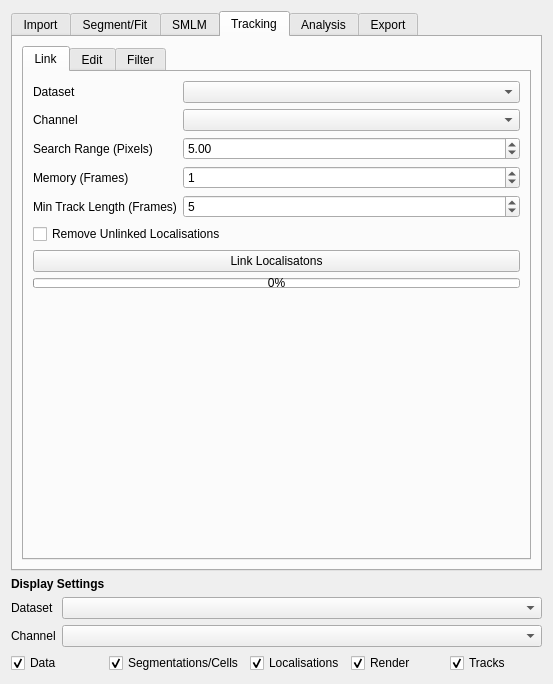
Before: the Qt Designer form src/moltrack/GUI/widget_ui.ui in piedrro/napari-moltrack, drawn with Qt 5.
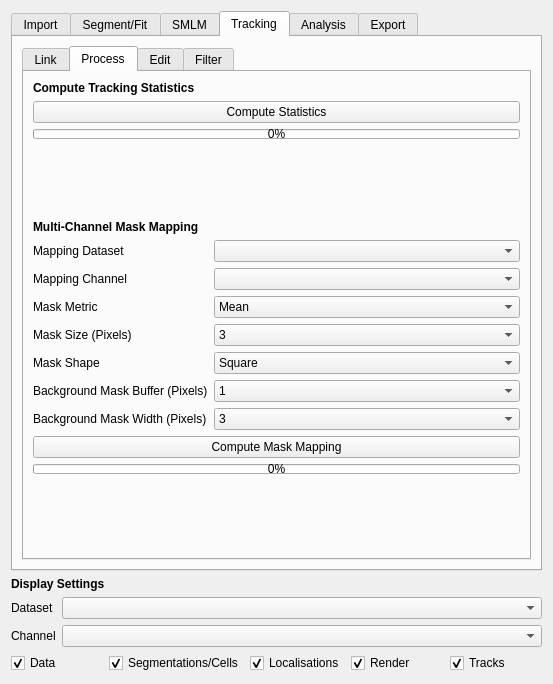
After: the same form once the commit is applied. The open tabs and pages were chosen to show the change.

Commit message: added trackmap skeletal code

The edit to the form file:
```diff
--- a/src/moltrack/GUI/widget_ui.ui
+++ b/src/moltrack/GUI/widget_ui.ui
@@ -2396,6 +2396,318 @@
            </item>
           </layout>
          </widget>
+         <widget class="QWidget" name="tab_17">
+          <attribute name="title">
+           <string>Process</string>
+          </attribute>
+          <layout class="QVBoxLayout" name="verticalLayout_17">
+           <item>
+            <widget class="QLabel" name="label_55">
+             <property name="font">
+              <font>
+               <weight>75</weight>
+               <bold>true</bold>
+              </font>
+             </property>
+             <property name="text">
+              <string>Compute Tracking Statistics</string>
+             </property>
+            </widget>
+           </item>
+           <item>
+            <widget class="QPushButton" name="compute_track_stats">
+             <property name="text">
+              <string>Compute Statistics</string>
+             </property>
+            </widget>
+           </item>
+           <item>
+            <widget class="QProgressBar" name="track_stats_progressbar">
+             <property name="maximumSize">
+              <size>
+               <width>16777215</width>
+               <height>10</height>
+              </size>
+             </property>
+             <property name="value">
+              <number>0</number>
+             </property>
+            </widget>
+           </item>
+           <item>
+            <spacer name="verticalSpacer_17">
+             <property name="orientation">
+              <enum>Qt::Vertical</enum>
+             </property>
+             <property name="sizeHint" stdset="0">
+              <size>
+               <width>20</width>
+               <height>40</height>
+              </size>
+             </property>
+            </spacer>
+           </item>
+           <item>
+            <widget class="QLabel" name="label_56">
+             <property name="font">
+              <font>
+               <weight>75</weight>
+               <bold>true</bold>
+              </font>
+             </property>
+             <property name="text">
+              <string>Multi-Channel Mask Mapping</string>
+             </property>
+            </widget>
+           </item>
+           <item>
+            <layout class="QFormLayout" name="formLayout_10">
+             <item row="0" column="0">
+              <widget class="QLabel" name="label_59">
+               <property name="text">
+                <string>Mapping Dataset</string>
+               </property>
+              </widget>
+             </item>
+             <item row="0" column="1">
+              <widget class="QComboBox" name="trackmap_dataset"/>
+             </item>
+             <item row="1" column="0">
+              <widget class="QLabel" name="label_57">
+               <property name="text">
+                <string>Mapping Channel</string>
+               </property>
+              </widget>
+             </item>
+             <item row="1" column="1">
+              <widget class="QComboBox" name="trackmap_channel"/>
+             </item>
+             <item row="3" column="0">
+              <widget class="QLabel" name="label_58">
+               <property name="text">
+                <string>Mask Size (Pixels)</string>
+               </property>
+              </widget>
+             </item>
+             <item row="3" column="1">
+              <widget class="QComboBox" name="trackmap_spot_size">
+               <property name="currentIndex">
+                <number>0</number>
+               </property>
+               <item>
+                <property name="text">
+                 <string>3</string>
+                </property>
+               </item>
+               <item>
+                <property name="text">
+                 <string>4</string>
+                </property>
+               </item>
+               <item>
+                <property name="text">
+                 <string>5</string>
+                </property>
+               </item>
+               <item>
+                <property name="text">
+                 <string>6</string>
+                </property>
+               </item>
+               <item>
+                <property name="text">
+                 <string>7</string>
+                </property>
+               </item>
+               <item>
+                <property name="text">
+                 <string>8</string>
+                </property>
+               </item>
+               <item>
+                <property name="text">
+                 <string>9</string>
+                </property>
+               </item>
+               <item>
+                <property name="text">
+                 <string>10</string>
+                </property>
+               </item>
+              </widget>
+             </item>
+             <item row="4" column="0">
+              <widget class="QLabel" name="label_60">
+               <property name="text">
+                <string>Mask Shape</string>
+               </property>
+              </widget>
+             </item>
+             <item row="4" column="1">
+              <widget class="QComboBox" name="trackmap_spot_shape">
+               <item>
+                <property name="text">
+                 <string>Square</string>
+                </property>
+               </item>
+               <item>
+                <property name="text">
+                 <string>Circle</string>
+                </property>
+               </item>
+              </widget>
+             </item>
+             <item row="5" column="0">
+              <widget class="QLabel" name="label_61">
+               <property name="text">
+                <string>Background Mask Buffer (Pixels)</string>
+               </property>
+              </widget>
+             </item>
+             <item row="5" column="1">
+              <widget class="QComboBox" name="trackmap_background_buffer">
+               <property name="currentIndex">
+                <number>1</number>
+               </property>
+               <item>
+                <property name="text">
+                 <string>0</string>
+                </property>
+               </item>
+               <item>
+                <property name="text">
+                 <string>1</string>
+                </property>
+               </item>
+               <item>
+                <property name="text">
+                 <string>2</string>
+                </property>
+               </item>
+               <item>
+                <property name="text">
+                 <string>3</string>
+                </property>
+               </item>
+               <item>
+                <property name="text">
+                 <string>4</string>
+                </property>
+               </item>
+               <item>
+                <property name="text">
+                 <string>5</string>
+                </property>
+               </item>
+              </widget>
+             </item>
+             <item row="6" column="0">
+              <widget class="QLabel" name="label_62">
+               <property name="text">
+                <string>Background Mask Width (Pixels)</string>
+               </property>
+              </widget>
+             </item>
+             <item row="6" column="1">
+              <widget class="QComboBox" name="trackmap_background_width">
+               <property name="currentIndex">
+                <number>2</number>
+               </property>
+               <item>
+                <property name="text">
+                 <string>1</string>
+                </property>
+               </item>
+               <item>
+                <property name="text">
+                 <string>2</string>
+                </property>
+               </item>
+               <item>
+                <property name="text">
+                 <string>3</string>
+                </property>
+               </item>
+               <item>
+                <property name="text">
+                 <string>5</string>
+                </property>
+               </item>
+               <item>
+                <property name="text">
+                 <string>10</string>
+                </property>
+               </item>
+              </widget>
+             </item>
+             <item row="2" column="0">
+              <widget class="QLabel" name="label_63">
+               <property name="text">
+                <string>Mask Metric</string>
+               </property>
+              </widget>
+             </item>
+             <item row="2" column="1">
+              <widget class="QComboBox" name="trackmap_metric">
+               <item>
+                <property name="text">
+                 <string>Mean</string>
+                </property>
+               </item>
+               <item>
+                <property name="text">
+                 <string>Max</string>
+                </property>
+               </item>
+               <item>
+                <property name="text">
+                 <string>Sum</string>
+                </property>
+               </item>
+               <item>
+                <property name="text">
+                 <string>Standard Deviation</string>
+                </property>
+               </item>
+              </widget>
+             </item>
+            </layout>
+           </item>
+           <item>
+            <widget class="QPushButton" name="compute_trackmap">
+             <property name="text">
+              <string>Compute Mask Mapping</string>
+             </property>
+            </widget>
+           </item>
+           <item>
+            <widget class="QProgressBar" name="compute_trackmap_progressbar">
+             <property name="maximumSize">
+              <size>
+               <width>16777215</width>
+               <height>10</height>
+              </size>
+             </property>
+             <property name="value">
+              <number>0</number>
+             </property>
+            </widget>
+           </item>
+           <item>
+            <spacer name="verticalSpacer_16">
+             <property name="orientation">
+              <enum>Qt::Vertical</enum>
+             </property>
+             <property name="sizeHint" stdset="0">
+              <size>
+               <width>20</width>
+               <height>40</height>
+              </size>
+             </property>
+            </spacer>
+           </item>
+          </layout>
+         </widget>
          <widget class="QWidget" name="tab_3">
           <attribute name="title">
            <string>Edit</string>
```
The commit also changes 5 other files.
